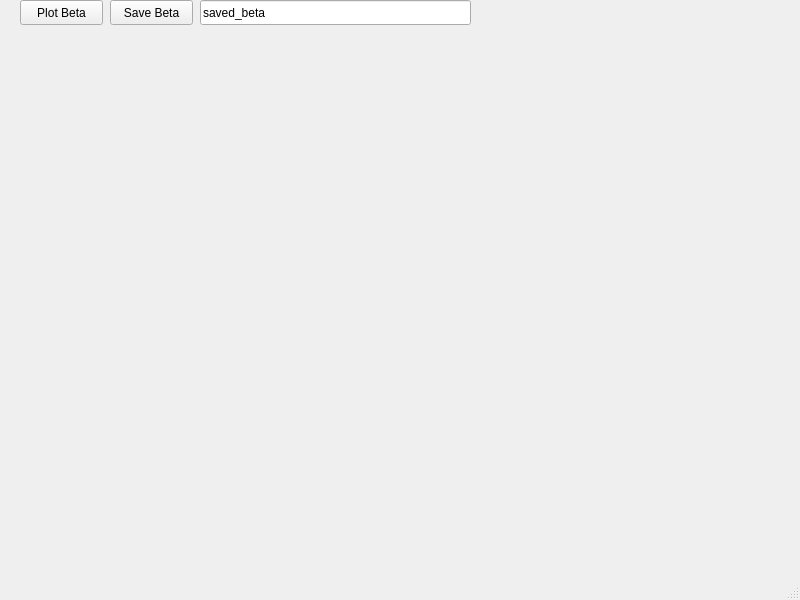
This is uis/beta_window.ui in vitaliibalakin/c_orbit as Qt 5 draws it before an edit. The edited form follows.
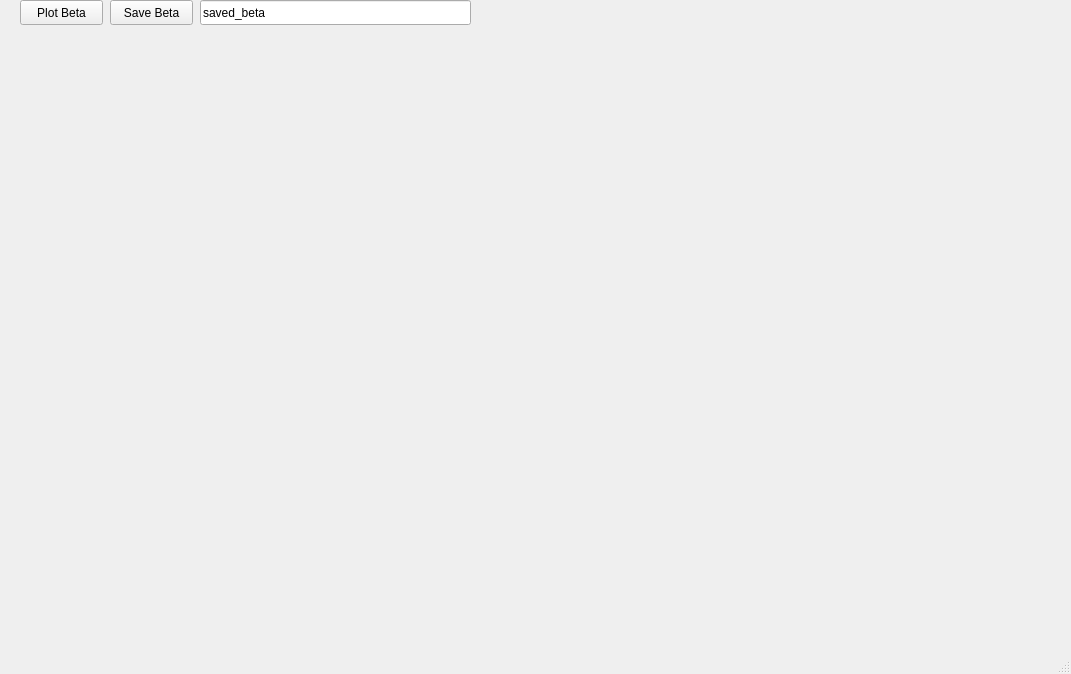
This is the edited form.

Commit message: beta collecting added

```diff
--- a/uis/beta_window.ui
+++ b/uis/beta_window.ui
@@ -6,8 +6,8 @@
    <rect>
     <x>0</x>
     <y>0</y>
-    <width>800</width>
-    <height>600</height>
+    <width>1071</width>
+    <height>674</height>
    </rect>
   </property>
   <property name="windowTitle">
@@ -19,8 +19,8 @@
      <rect>
       <x>20</x>
       <y>30</y>
-      <width>591</width>
-      <height>371</height>
+      <width>1041</width>
+      <height>601</height>
      </rect>
     </property>
    </widget>
```
Left out of the diff: 4 changed lines with no effect on the pictures. The commit also changes 4 other files.
